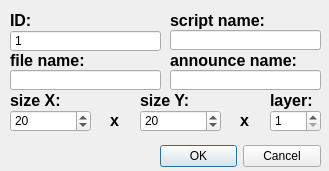
Old version of the form MapEditor/UI/MapSettings.ui in the repository seem-sky/Simple2D-Engine.
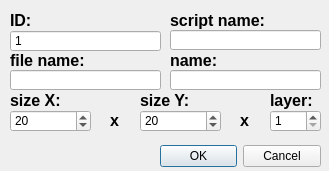
New version of the form.

```diff
--- a/MapEditor/UI/MapSettings.ui
+++ b/MapEditor/UI/MapSettings.ui
@@ -125,7 +125,7 @@
     </font>
    </property>
    <property name="text">
-    <string>announce name:</string>
+    <string>name:</string>
    </property>
   </widget>
   <widget class="QLineEdit" name="m_pScriptName">
```
Left out of the diff: 6 changed lines with no effect on the pictures.
